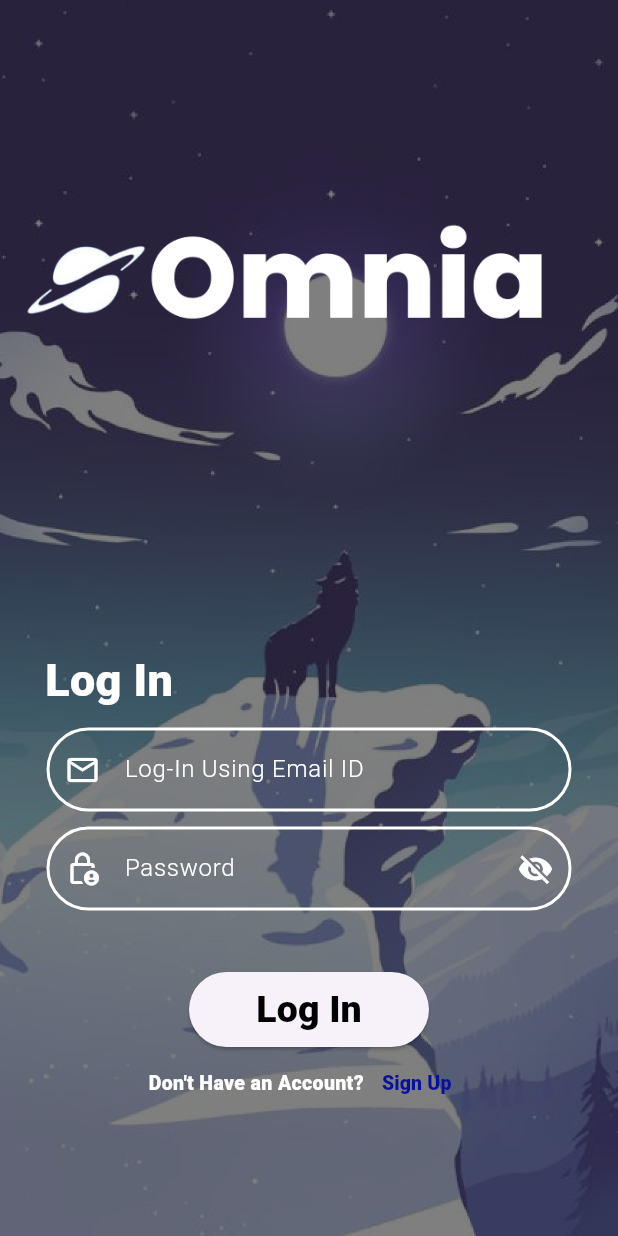
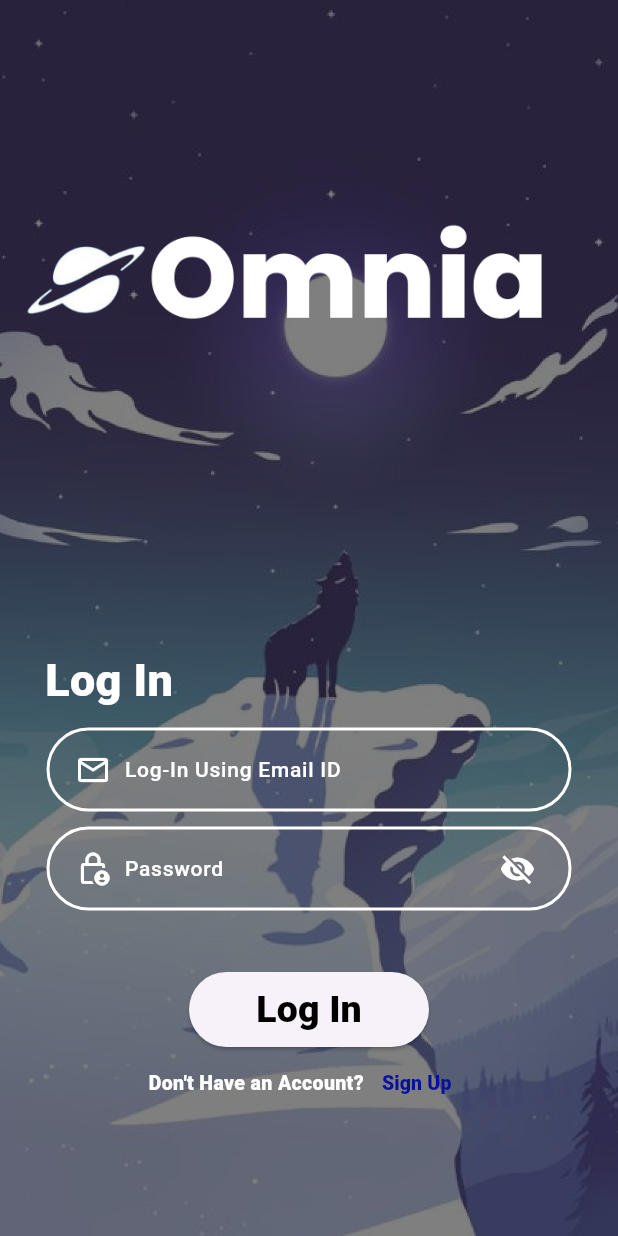
Before and after one commit to ACM-JUIT/Omnia-Frontend, a Flutter app: the Login screen opened directly, on a phone screen of 412 x 824 dp. Run offline on Flutter 3.47's test engine with Material 3 defaults, Android fonts, the phone set to English and light mode, and no system bars; our stand-ins replace firebase_auth, firebase_core, google_nav_bar, image_picker, readmore; accounts and stored records are empty.

Commit message:
final launch,signup and login page done

```diff
--- a/lib/Screens/Signup/login.dart
+++ b/lib/Screens/Signup/login.dart
@@ -55,7 +55,6 @@ class _LoginState extends State<Login> {
       extendBodyBehindAppBar: true,
       appBar: AppBar(
         automaticallyImplyLeading: false,
-
         backgroundColor: Colors.transparent,
       ),
       body: Container(
@@ -79,7 +78,6 @@ class _LoginState extends State<Login> {
                     alignment: Alignment.bottomCenter,
                     image: AssetImage("assets/name.png"),
                     fit: BoxFit.scaleDown,
-
                   ),
                 ),
               ),
@@ -120,13 +118,17 @@ class _LoginState extends State<Login> {
                                 borderRadius: BorderRadius.all(
                               Radius.circular(50.0),
                             )),
-                            prefixIcon: const Icon(Icons.email_outlined,
+                            prefixIcon: const Padding(
+                              padding: EdgeInsets.only(left: 14.0),
+                              child: Icon(Icons.email_outlined,
                                   color: Colors.white),
+                            ),
                             hintText: isLoginfr
                                 ? 'Log-In Using Email ID'
                                 : 'Register Using Email ID',
                             hintStyle: const TextStyle(
-                                fontWeight: FontWeight.w300,
+                                fontSize: 14,
+                                fontWeight: FontWeight.w500,
                                 color: Colors.white),
                             enabledBorder: const OutlineInputBorder(
                               borderSide:
@@ -149,17 +151,20 @@ class _LoginState extends State<Login> {
                           controller: _passk,
                           obscureText: _obscureText2,
                           decoration: InputDecoration(
-
                             border: const OutlineInputBorder(
                                 borderRadius: BorderRadius.all(
                               Radius.circular(50.0),
                             )),
-                            prefixIcon: const Icon(Icons.lock_person_outlined,
+                            prefixIcon: const Padding(
+                              padding: EdgeInsets.only(left: 14.0), // Add padding here
+                              child: Icon(Icons.lock_person_outlined,
                                   color: Colors.white),
+                            ),
                             hintText:
                                 isLoginfr ? 'Password' : 'Create Password',
                             hintStyle: const TextStyle(
-                                fontWeight: FontWeight.w300,
+                                fontSize: 14,
+                                fontWeight: FontWeight.w500,
                                 color: Colors.white),
                             enabledBorder: const OutlineInputBorder(
                               borderSide:
@@ -168,7 +173,9 @@ class _LoginState extends State<Login> {
                                 Radius.circular(50.0),
                               ),
                             ),
-                            suffixIcon: IconButton(
+                            suffixIcon: Padding(
+                              padding: const EdgeInsets.only(right: 12.0), // Add padding here
+                              child: IconButton(
                                 icon: Icon(
                                   _obscureText2
                                       ? Icons.visibility_off
@@ -180,6 +187,7 @@ class _LoginState extends State<Login> {
                                     _obscureText2 = !_obscureText2;
                                   });
                                 },
+                              ),
                             ),
                           ),
                         ),
```
Also changed, not shown: lib/Screens/Home/home.dart (+10 -6 lines), lib/main.dart (+5 -5 lines). Lines whose indentation alone changed are shown as unchanged.
